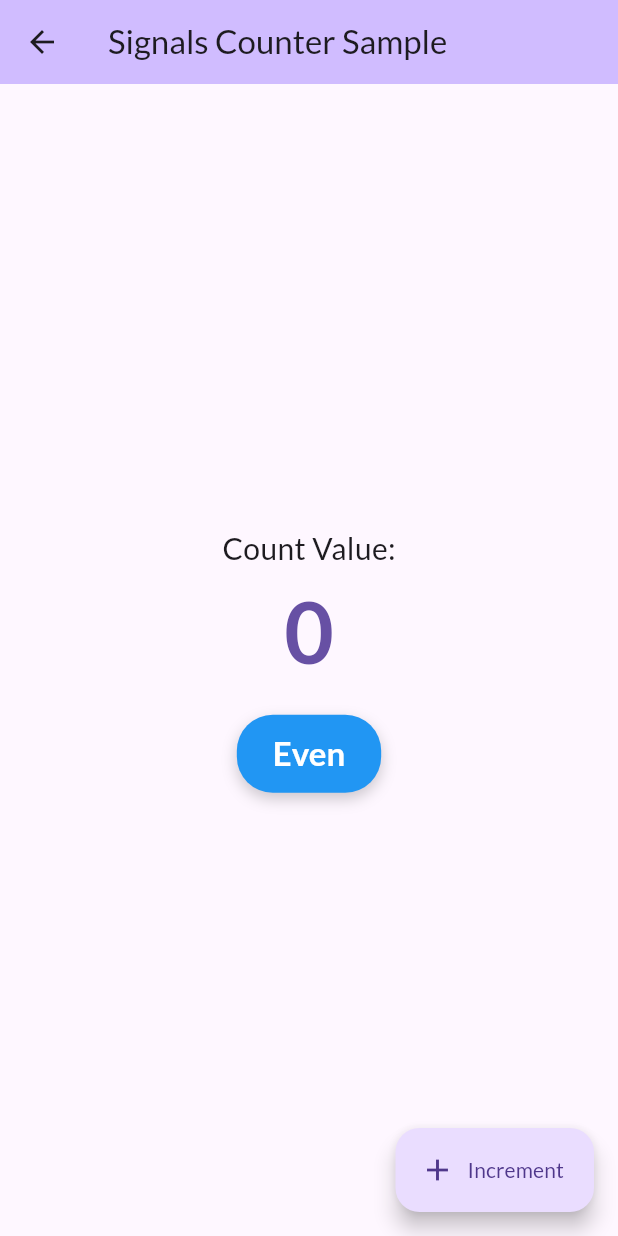
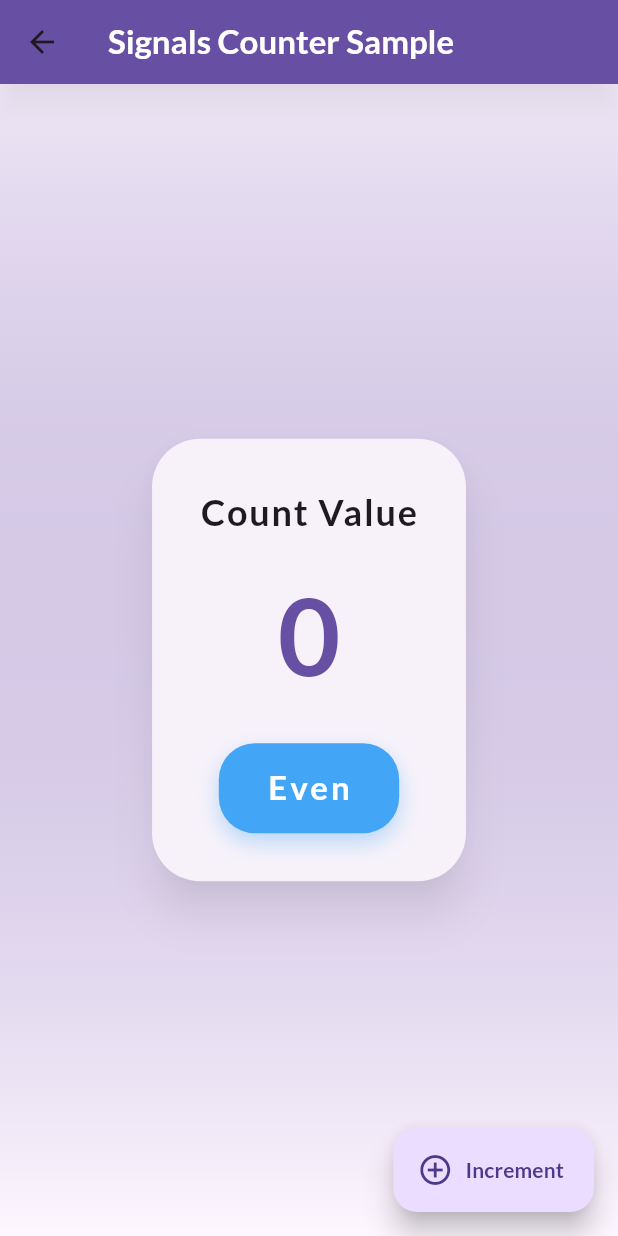
Before and after one commit to Koichi5/sample-flutter, a Flutter app: the SignalsCounterSample screen opened directly, on a phone screen of 412 x 824 dp. Run offline on Flutter 3.47's test engine with Material 3 defaults, Android fonts, the phone set to English and light mode, and no system bars; our stand-ins replace flutter_hooks, flutter_riverpod, gap, go_router, hooks_riverpod, photo_view and 4 more; missing offline and left inert: async_queue, dart:html, image_picker_web; accounts and stored records are empty; generated files the repository leaves out were written again.

Commit message:
feat: Enhance Counter Sample UI with modern design

```diff
--- a/lib/signals/counter_sample/signals_counter_sample.dart
+++ b/lib/signals/counter_sample/signals_counter_sample.dart
@@ -18,57 +18,115 @@ class SignalsCounterSample extends StatelessWidget {
 
     return Scaffold(
       appBar: AppBar(
-        backgroundColor: Theme.of(context).colorScheme.inversePrimary,
-        title: const Text('Signals Counter Sample'),
+        backgroundColor: Theme.of(context).colorScheme.primary,
+        title: const Text(
+          'Signals Counter Sample',
+          style: TextStyle(
+            color: Colors.white,
+            fontWeight: FontWeight.bold,
           ),
-      body: Center(
+        ),
+        elevation: 8,
+        shadowColor: Colors.black26,
+      ),
+      body: Container(
+        decoration: BoxDecoration(
+          gradient: LinearGradient(
+            begin: Alignment.topCenter,
+            end: Alignment.bottomCenter,
+            colors: [
+              Theme.of(context).colorScheme.primary.withOpacity(0.1),
+              Theme.of(context).colorScheme.background,
+            ],
+          ),
+        ),
+        child: Center(
           child: Column(
             mainAxisAlignment: MainAxisAlignment.center,
             children: [
+              Card(
+                elevation: 12,
+                shadowColor: Colors.black38,
+                shape: RoundedRectangleBorder(
+                  borderRadius: BorderRadius.circular(32),
+                ),
+                child: Padding(
+                  padding: const EdgeInsets.all(32),
+                  child: Column(
+                    mainAxisSize: MainAxisSize.min,
+                    children: [
                       const Text(
-              'Count Value:',
-              style: TextStyle(fontSize: 20, fontWeight: FontWeight.w500),
+                        'Count Value',
+                        style: TextStyle(
+                          fontSize: 24,
+                          fontWeight: FontWeight.w600,
+                          letterSpacing: 1.2,
                         ),
-            const SizedBox(height: 8),
+                      ),
+                      const SizedBox(height: 24),
                       Watch((context) => Text(
                             count.value.toString(),
-                  style: Theme.of(context).textTheme.displayLarge?.copyWith(
+                            style: Theme.of(context)
+                                .textTheme
+                                .displayLarge
+                                ?.copyWith(
                                   fontWeight: FontWeight.bold,
                                   color: Theme.of(context).colorScheme.primary,
+                                  fontSize: 72,
                                 ),
                           )),
-            const SizedBox(height: 24),
+                      const SizedBox(height: 32),
                       Watch((context) => Container(
-                  padding:
-                      const EdgeInsets.symmetric(horizontal: 24, vertical: 12),
+                            padding: const EdgeInsets.symmetric(
+                              horizontal: 32,
+                              vertical: 16,
+                            ),
                             decoration: BoxDecoration(
-                    color: isOdd.value ? Colors.orange : Colors.blue,
+                              color: isOdd.value
+                                  ? Colors.orange.shade400
+                                  : Colors.blue.shade400,
                               borderRadius: BorderRadius.circular(24),
                               boxShadow: [
                                 BoxShadow(
-                        color: Colors.black.withOpacity(0.2),
-                        blurRadius: 8,
-                        offset: const Offset(0, 4),
+                                  color: (isOdd.value
+                                          ? Colors.orange
+                                          : Colors.blue)
+                                      .withOpacity(0.3),
+                                  blurRadius: 12,
+                                  offset: const Offset(0, 6),
                                 ),
                               ],
                             ),
                             child: Text(
                               isOdd.value ? 'Odd' : 'Even',
-                    style: Theme.of(context).textTheme.titleLarge?.copyWith(
+                              style: Theme.of(context)
+                                  .textTheme
+                                  .titleLarge
+                                  ?.copyWith(
                                     color: Colors.white,
                                     fontWeight: FontWeight.bold,
+                                    letterSpacing: 2,
                                   ),
                             ),
                           )),
                     ],
                   ),
                 ),
+              ),
+            ],
+          ),
+        ),
+      ),
       floatingActionButton: FloatingActionButton.extended(
         onPressed: () {
           count.value++;
         },
-        icon: const Icon(Icons.add),
-        label: const Text('Increment'),
+        icon: const Icon(Icons.add_circle_outline),
+        label: const Text(
+          'Increment',
+          style: TextStyle(fontWeight: FontWeight.bold),
+        ),
+        elevation: 8,
       ),
     );
   }
```
Lines whose indentation alone changed are shown as unchanged.
